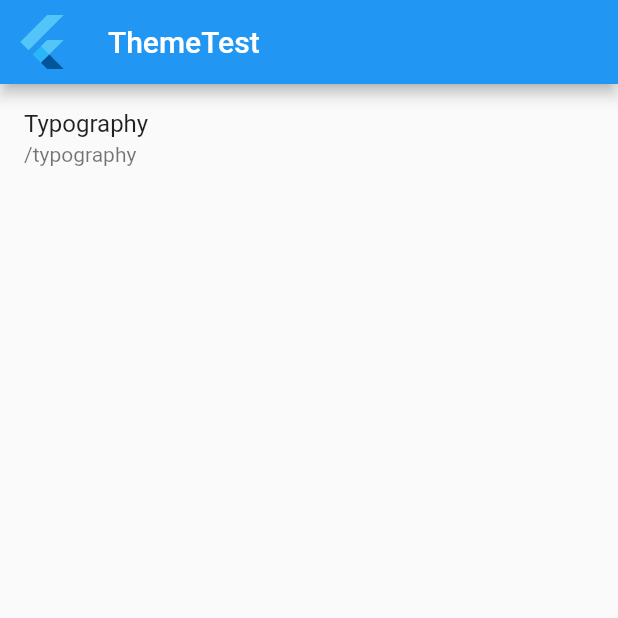
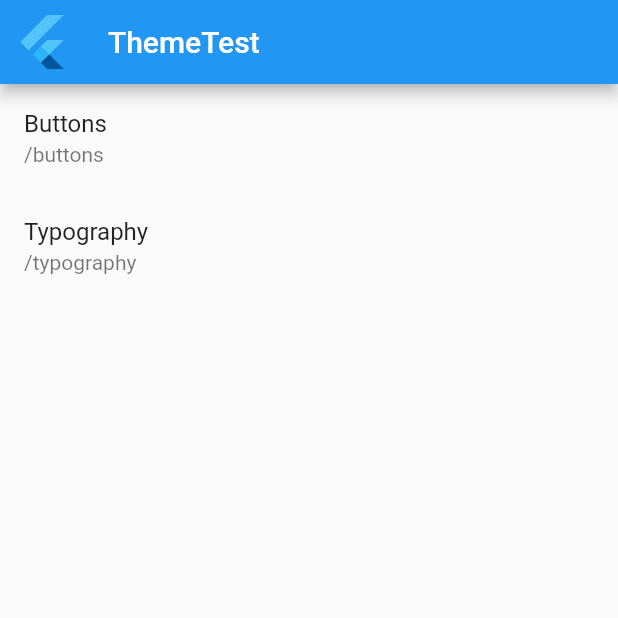
Before and after one commit to rozpo/theme_test, a Flutter app: the screen it shows after launch, on a phone screen of 412 x 824 dp, the top half of it. Run offline on Flutter 3.47's test engine with Material 2 defaults, Android fonts, the phone set to English and light mode, and no system bars; our stand-ins replace beamer.

```diff
--- a/lib/pages/home_page.dart
+++ b/lib/pages/home_page.dart
@@ -19,9 +19,14 @@ class HomePage extends StatelessWidget {
       body: ListView(
         children: [
           ListTile(
+            title: Text(Routes.buttons.name),
+            subtitle: Text(Routes.buttons.path),
+            onTap: () => context.beamToNamed(Routes.buttons.path),
+          ),
+          ListTile(
             title: Text(Routes.typography.name),
             subtitle: Text(Routes.typography.path),
-            onTap: () => Beamer.of(context).beamToNamed(Routes.typography.path),
+            onTap: () => context.beamToNamed(Routes.typography.path),
           ),
         ],
       ),
--- a/lib/router/router_controller.dart
+++ b/lib/router/router_controller.dart
@@ -1,5 +1,6 @@
 import 'package:beamer/beamer.dart';
 
+import 'package:theme_test/pages/buttons_page.dart';
 import 'package:theme_test/pages/home_page.dart';
 import 'package:theme_test/pages/typography_page.dart';
 
@@ -10,6 +11,7 @@ mixin RouterController {
     locationBuilder: RoutesLocationBuilder(
       routes: {
         Routes.home.path: (_, __, ___) => const HomePage(),
+        Routes.buttons.path: (_, __, ___) => const ButtonsPage(),
         Routes.typography.path: (_, __, ___) => const TypographyPage(),
       },
     ),
@@ -18,6 +20,7 @@ mixin RouterController {
 
 enum Routes {
   home('ThemeTest', '/'),
+  buttons('Buttons', '/buttons'),
   typography('Typography', '/typography');
 
   final String name;
```
Also changed, not shown: lib/pages/buttons_page.dart (added, +59 -0 lines).
